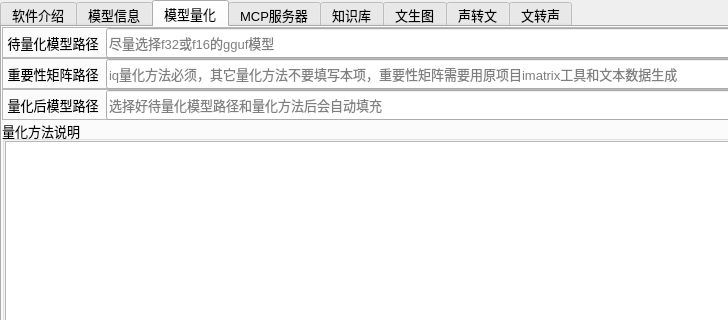
Qt form src/expend/expend.ui (ylsdamxssjxxdd/eva) before a commit; both pictures show x 0 to 728 and y 0 to 320 of the 1000 by 594 pixel window.
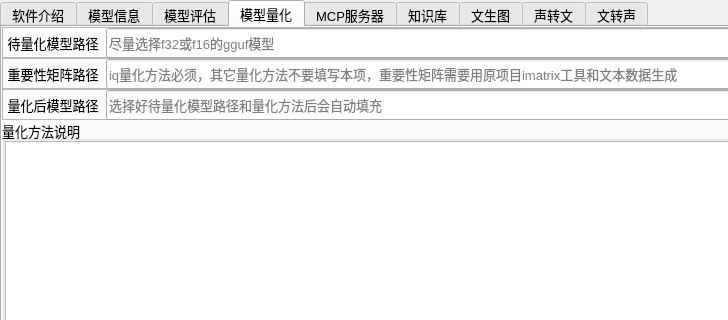
The same form after that commit. The open tabs and pages were chosen to show the change. Custom widgets are drawn as their Qt base class.

Commit message: 添加模型评估窗口

The edit to the form file:
```diff
--- a/src/expend/expend.ui
+++ b/src/expend/expend.ui
@@ -114,6 +114,11 @@
        </item>
       </layout>
      </widget>
+     <widget class="QWidget" name="model_evaluate_tab">
+      <attribute name="title">
+       <string>模型评估</string>
+      </attribute>
+     </widget>
      <widget class="QWidget" name="tab_4">
       <attribute name="title">
        <string>模型量化</string>
```
The commit also changes 1 other file.
